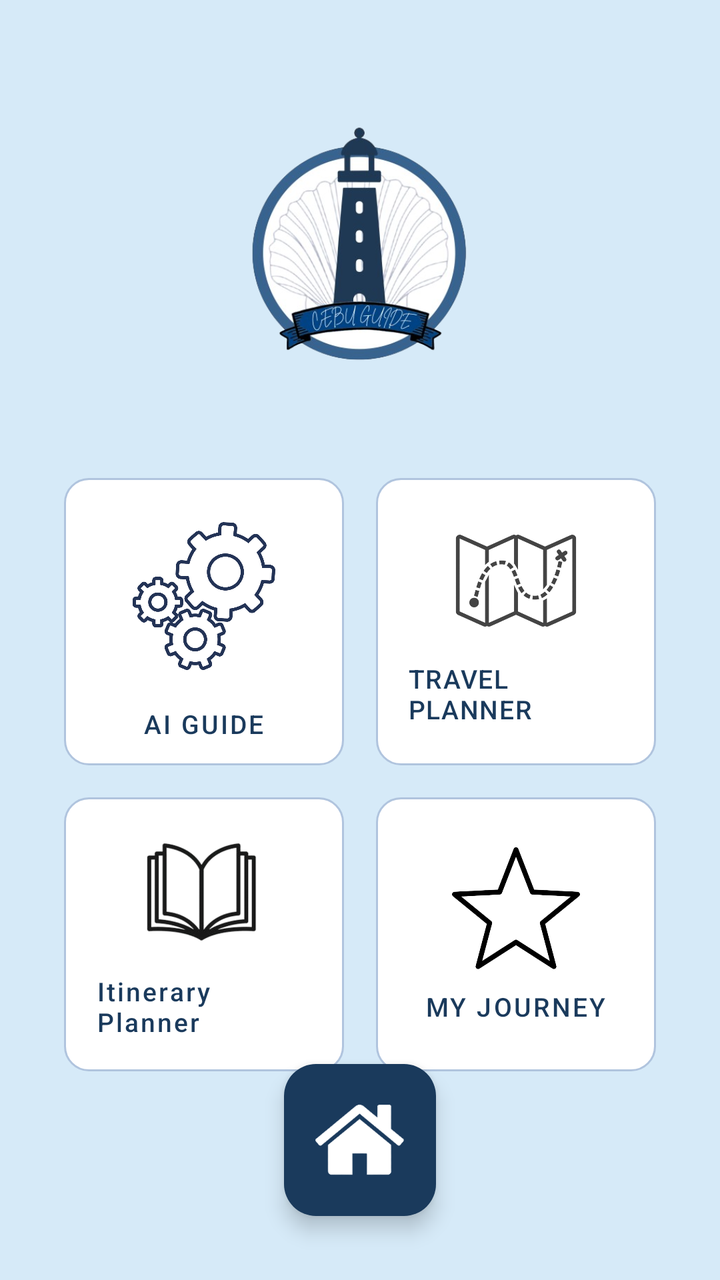
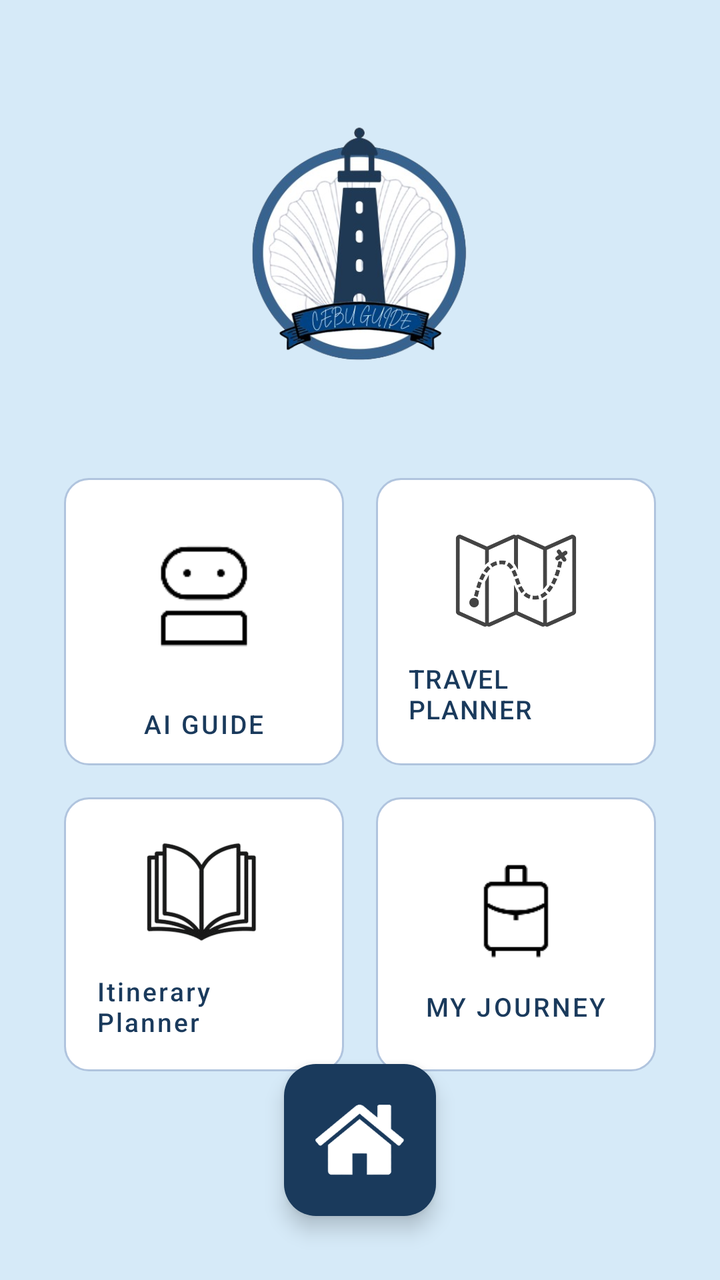

An Android layout rendered at two revisions. The XML below is the earlier revision; the diff shows what the commit changed to produce the second picture.
<!-- AndroidManifest.xml: application theme Theme.FINALPROJECT -->
<!-- res/layout/activity_home.xml -->
<?xml version="1.0" encoding="utf-8"?>
<androidx.constraintlayout.widget.ConstraintLayout
    xmlns:android="http://schemas.android.com/apk/res/android"
    xmlns:app="http://schemas.android.com/apk/res-auto"
    xmlns:tools="http://schemas.android.com/tools"
    android:layout_width="match_parent"
    android:layout_height="match_parent"
    android:background="#D6EAF8">

    
    <ImageView
        android:id="@+id/imgLogo"
        android:layout_width="179dp"
        android:layout_height="175dp"
        android:layout_marginTop="32dp"
        android:contentDescription="Cebu Guide Logo"
        android:scaleType="fitCenter"
        android:src="@drawable/cebu_guide_logo"
        app:layout_constraintEnd_toEndOf="parent"
        app:layout_constraintStart_toStartOf="parent"
        app:layout_constraintTop_toTopOf="parent" />

    
    <GridLayout
        android:id="@+id/gridMenu"
        android:layout_width="0dp"
        android:layout_height="wrap_content"
        android:layout_marginTop="24dp"
        android:layout_marginStart="24dp"
        android:layout_marginEnd="24dp"
        android:columnCount="2"
        android:rowCount="2"
        android:useDefaultMargins="false"
        app:layout_constraintTop_toBottomOf="@id/imgLogo"
        app:layout_constraintStart_toStartOf="parent"
        app:layout_constraintEnd_toEndOf="parent">

        
        <LinearLayout
            android:id="@+id/cardAiGuide"
            android:layout_width="0dp"
            android:layout_height="wrap_content"
            android:layout_columnWeight="1"
            android:layout_rowWeight="1"
            android:layout_margin="8dp"
            android:orientation="vertical"
            android:gravity="center"
            android:padding="12dp"
            android:clickable="true"
            android:focusable="true"
            android:background="@drawable/card_bg">

            <ImageView
                android:layout_width="94dp"
                android:layout_height="94dp"
                android:contentDescription="AI Guide Icon"
                android:scaleType="fitCenter"
                android:rotationY="180"
                android:padding="10dp"
                android:src="@drawable/ai_icon"/>

            <TextView
                android:layout_width="wrap_content"
                android:layout_height="wrap_content"
                android:layout_marginTop="8dp"
                android:text="AI GUIDE"
                android:textColor="#1A3A5C"
                android:textSize="13sp"
                android:letterSpacing="0.08"
                android:fontFamily="sans-serif-medium" />
        </LinearLayout>

        
        <LinearLayout
            android:id="@+id/cardTravelPlanner"
            android:layout_width="0dp"
            android:layout_height="wrap_content"
            android:layout_columnWeight="1"
            android:layout_rowWeight="1"
            android:layout_margin="8dp"
            android:orientation="vertical"
            android:gravity="center"
            android:padding="16dp"
            android:clickable="true"
            android:focusable="true"
            android:background="@drawable/card_bg">

            <ImageView
                android:layout_width="64dp"
                android:layout_height="64dp"
                android:contentDescription="Travel Planner Icon"
                android:src="@drawable/planner_icon"
                android:scaleType="fitCenter" />

            <TextView
                android:layout_width="wrap_content"
                android:layout_height="wrap_content"
                android:layout_marginTop="8dp"
                android:text="TRAVEL PLANNER"
                android:textColor="#1A3A5C"
                android:textSize="13sp"
                android:letterSpacing="0.04"
                android:fontFamily="sans-serif-medium" />
        </LinearLayout>

        
        <LinearLayout
            android:id="@+id/cardItineraryPlanner"
            android:layout_width="0dp"
            android:layout_height="wrap_content"
            android:layout_columnWeight="1"
            android:layout_rowWeight="1"
            android:layout_margin="8dp"
            android:orientation="vertical"
            android:gravity="center"
            android:padding="16dp"
            android:clickable="true"
            android:focusable="true"
            android:background="@drawable/card_bg">

            <ImageView
                android:layout_width="64dp"
                android:layout_height="64dp"
                android:contentDescription="Itinerary Planner"
                android:src="@drawable/journey_icon"
                android:scaleType="fitCenter" />

            <TextView
                android:layout_width="wrap_content"
                android:layout_height="wrap_content"
                android:layout_marginTop="8dp"
                android:text="Itinerary Planner"
                android:textColor="#1A3A5C"
                android:textSize="13sp"
                android:letterSpacing="0.08"
                android:fontFamily="sans-serif-medium" />
        </LinearLayout>

        
        <LinearLayout
            android:id="@+id/cardMyJourney"
            android:layout_width="0dp"
            android:layout_height="wrap_content"
            android:layout_columnWeight="1"
            android:layout_rowWeight="1"
            android:layout_margin="8dp"
            android:orientation="vertical"
            android:gravity="center"
            android:padding="16dp"
            android:clickable="true"
            android:focusable="true"
            android:background="@drawable/card_bg">

            <ImageView
                android:layout_width="64dp"
                android:layout_height="64dp"
                android:contentDescription="My Journey Icon"
                android:src="@drawable/rating_icon"
                android:scaleType="fitCenter" />

            <TextView
                android:layout_width="wrap_content"
                android:layout_height="wrap_content"
                android:layout_marginTop="8dp"
                android:text="MY JOURNEY"
                android:textColor="#1A3A5C"
                android:textSize="13sp"
                android:letterSpacing="0.08"
                android:fontFamily="sans-serif-medium" />
        </LinearLayout>

    </GridLayout>

    
    <com.google.android.material.floatingactionbutton.FloatingActionButton
        android:id="@+id/btnHome"
        android:layout_width="wrap_content"
        android:layout_height="wrap_content"
        app:fabCustomSize="76dp"
        android:layout_marginBottom="32dp"
        android:src="@drawable/ic_home"
        app:maxImageSize="75dp"
        app:backgroundTint="#1A3A5C"
        app:tint="@android:color/white"
        app:layout_constraintBottom_toBottomOf="parent"
        app:layout_constraintEnd_toEndOf="parent"
        app:layout_constraintStart_toStartOf="parent"/>

</androidx.constraintlayout.widget.ConstraintLayout>
<!-- resources referenced by this layout -->
<resources>
  <!-- drawable ai_icon: png bitmap (drawable, 92396 bytes) -->
  <!-- drawable card_bg (drawable) -->
  <?xml version="1.0" encoding="utf-8"?>
  <shape xmlns:android="http://schemas.android.com/apk/res/android">
      <solid android:color="#FFFFFF" />
      <corners android:radius="12dp" />
      <stroke
          android:width="1dp"
          android:color="#B0C4DE" />
  </shape>
  <!-- drawable cebu_guide_logo: png bitmap (drawable, 156654 bytes) -->
  <!-- drawable ic_home: png bitmap (drawable, 17838 bytes) -->
  <!-- drawable journey_icon: png bitmap (drawable, 67747 bytes) -->
  <!-- drawable planner_icon: png bitmap (drawable, 256421 bytes) -->
  <!-- drawable rating_icon: png bitmap (drawable, 201633 bytes) -->
  <style name="Theme.FINALPROJECT" parent="Base.Theme.FINALPROJECT" />
  <style name="Base.Theme.FINALPROJECT" parent="Theme.Material3.DayNight.NoActionBar">
          
          
      </style>
</resources>

<!-- the commit's change to res/layout/activity_home.xml (unified diff, before → after) -->
@@ -57,6 +57,7 @@
                 android:scaleType="fitCenter"
                 android:rotationY="180"
                 android:padding="10dp"
+                android:tint="@color/black"
                 android:src="@drawable/ai_icon"/>
 
             <TextView
@@ -155,7 +156,8 @@
                 android:layout_width="64dp"
                 android:layout_height="64dp"
                 android:contentDescription="My Journey Icon"
-                android:src="@drawable/rating_icon"
+                android:src="@drawable/journey"
+                android:tint="@color/black"
                 android:scaleType="fitCenter" />
 
             <TextView
<!-- resource entries referenced after the edit -->
@@ -1,6 +1,7 @@
 <!-- resources referenced by this layout -->
 <resources>
-  <!-- drawable ai_icon: png bitmap (drawable, 92396 bytes) -->
+  <color name="black">#FF000000</color>
+  <!-- drawable ai_icon: png bitmap (drawable, 1806 bytes) -->
   <!-- drawable card_bg (drawable) -->
   <?xml version="1.0" encoding="utf-8"?>
   <shape xmlns:android="http://schemas.android.com/apk/res/android">
@@ -12,9 +13,9 @@
   </shape>
   <!-- drawable cebu_guide_logo: png bitmap (drawable, 156654 bytes) -->
   <!-- drawable ic_home: png bitmap (drawable, 17838 bytes) -->
+  <!-- drawable journey: png bitmap (drawable, 1390 bytes) -->
   <!-- drawable journey_icon: png bitmap (drawable, 67747 bytes) -->
   <!-- drawable planner_icon: png bitmap (drawable, 256421 bytes) -->
-  <!-- drawable rating_icon: png bitmap (drawable, 201633 bytes) -->
   <style name="Theme.FINALPROJECT" parent="Base.Theme.FINALPROJECT" />
   <style name="Base.Theme.FINALPROJECT" parent="Theme.Material3.DayNight.NoActionBar">
           
